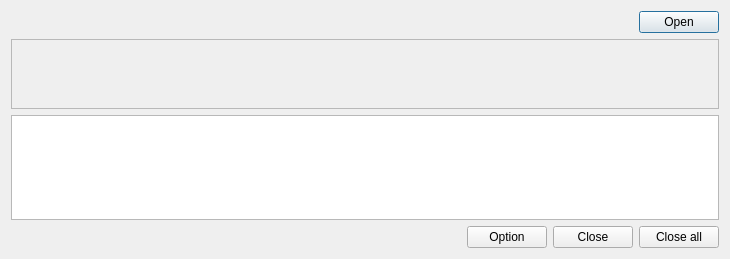
The window that src/last_open/last_open.ui (giacomogroppi/writernote-qt) describes before a commit, drawn with Qt 5.
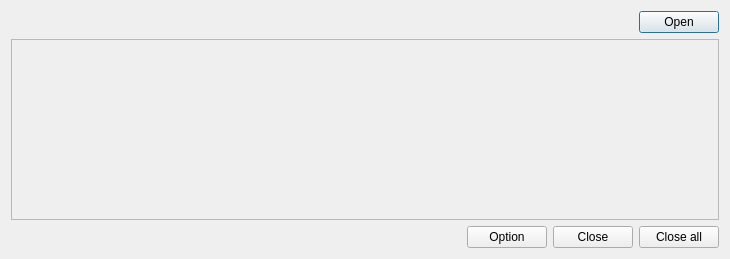
The same window after the commit.

The edit to the form file:
```diff
--- a/src/last_open/last_open.ui
+++ b/src/last_open/last_open.ui
@@ -59,15 +59,12 @@
         <x>0</x>
         <y>0</y>
         <width>710</width>
-        <height>68</height>
+        <height>171</height>
        </rect>
       </property>
      </widget>
     </widget>
    </item>
-   <item>
-    <widget class="QListWidget" name="listWidget"/>
-   </item>
    <item>
     <layout class="QHBoxLayout" name="horizontalLayout_2">
      <item>
```
